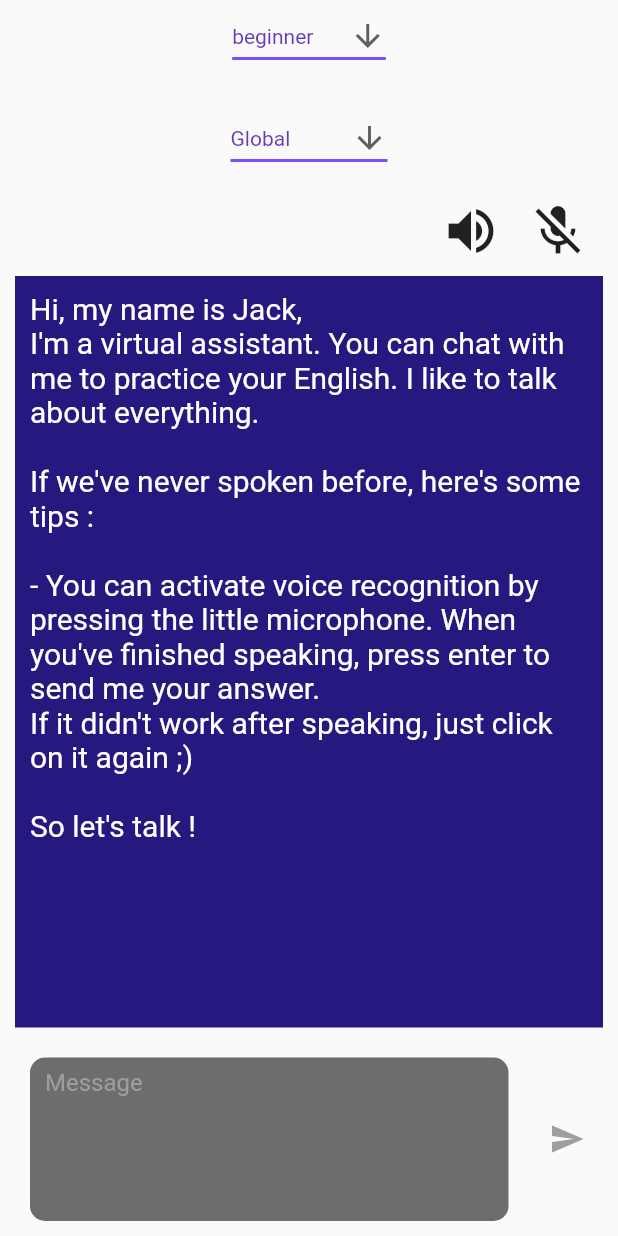
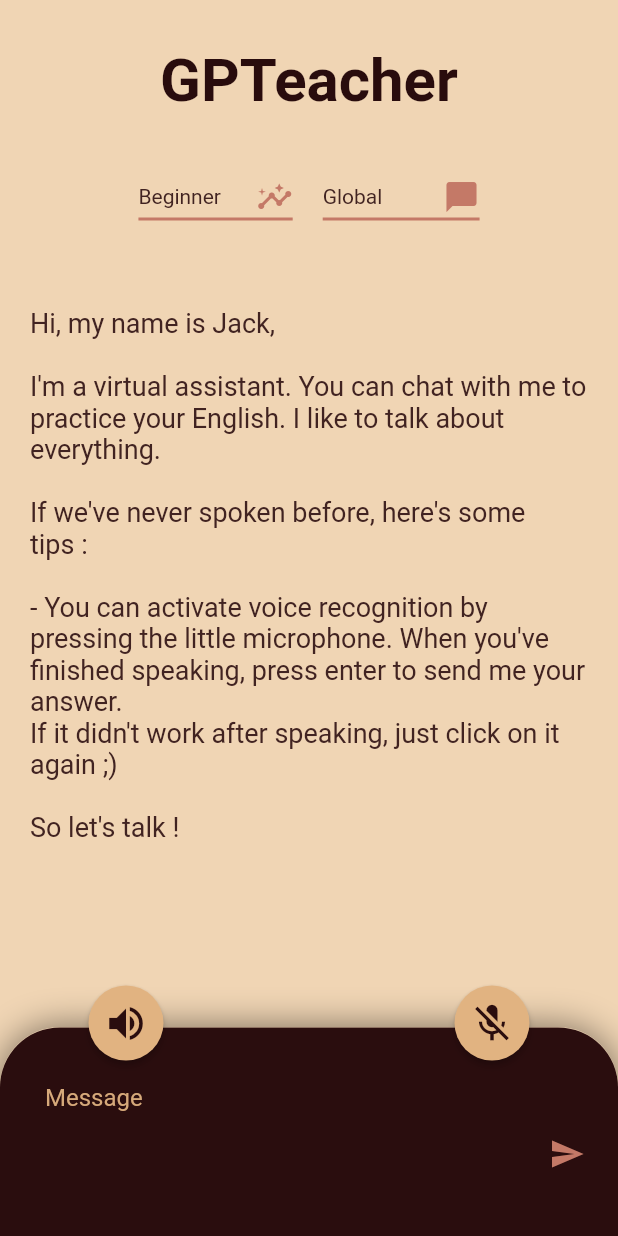
Before and after one commit to Spixz/GPTeacher, a Flutter app: the screen it shows after launch, on a phone screen of 412 x 824 dp. Run offline on Flutter 3.47's test engine with Material 2 defaults, Android fonts, the phone set to English and light mode, and no system bars; our stand-ins replace flutter_riverpod, flutter_tts, get_it, go_router, google_fonts, speech_to_text and 1 more; missing offline and left inert: chat_gpt_sdk, cheetah_flutter, dart_openai, flutter_voice_processor, mixpanel_flutter; Roboto replaces fonts that are missing (Brawler); statements that could not run were skipped.

Commit message:
[MOD] Improve the user UI. [ADD] Add build/web directory for netlify.

```diff
--- a/lib/constants/colors.dart
+++ b/lib/constants/colors.dart
@@ -21,3 +21,17 @@ const blackColor = Color.fromRGBO(0, 0, 0, 1);
 const enabledColor = Color.fromRGBO(87, 227, 0, 1);
 const disabledColor = Color.fromRGBO(255, 255, 255, 0.5);
 const floatingButtonColor = Color.fromRGBO(0, 138, 108, 1);
+
+const secondaryColor = Colors.deepPurpleAccent;
+
+const oldBackgroundColor = Color.fromRGBO(240, 213, 180, 1);
+const oldInputTextBoxColor = Color.fromRGBO(42, 13, 14, 1);
+const oldInputTextColor = Color.fromRGBO(214, 169, 122, 1);
+const oldLineTextColor = Color.fromRGBO(196, 121, 103, 1);
+const oldSendButtonColor = Color.fromRGBO(196, 121, 103, 1);
+const oldButtonColor = Color.fromRGBO(225, 179, 129, 1);
+const oldTextColor = Color.fromRGBO(65, 35, 33, 1);
+const oldTitleColor = Color.fromRGBO(41, 12, 13, 1);
+const oldButtonInternal = Color.fromRGBO(42, 13, 14, 1);
+
+const perfectBlue = Color.fromARGB(255, 54, 77, 108);
--- a/lib/enums/LanguageLevel.dart
+++ b/lib/enums/LanguageLevel.dart
@@ -1,7 +1,7 @@
 enum LanguageLevel {
-  beginner('beginner'),
-  intermediate('intermediate'),
-  expert('expert');
+  beginner('Beginner'),
+  intermediate('Intermediate'),
+  expert('Expert');
 
   const LanguageLevel(this.value);
   final String value;
--- a/lib/features/home/view/components/agent_output.component.dart
+++ b/lib/features/home/view/components/agent_output.component.dart
@@ -1,5 +1,7 @@
 import 'package:flutter/material.dart';
 import 'package:flutter_riverpod/flutter_riverpod.dart';
+import 'package:google_fonts/google_fonts.dart';
+import 'package:gpteacher/constants/colors.dart';
 import 'package:gpteacher/features/home/view_model/home.viewmodel.dart';
 
 class AgentOutput extends ConsumerWidget {
@@ -13,7 +15,6 @@ class AgentOutput extends ConsumerWidget {
         flex: 6,
         child: Container(
             alignment: Alignment.topCenter,
-            color: const Color(0xff25187e),
             margin: const EdgeInsets.all(10),
             child: SingleChildScrollView(
                 controller: ref
@@ -24,10 +25,12 @@ class AgentOutput extends ConsumerWidget {
                 physics: const RangeMaintainingScrollPhysics(),
                 child: Align(
                     alignment: Alignment.topLeft,
-                    child: Text(
-                      ref.watch(homeViewModelProvider).agentOutput,
-                      textAlign: TextAlign.left,
-                      style: const TextStyle(color: Colors.white, fontSize: 20),
-                    )))));
+                    child: Text(ref.watch(homeViewModelProvider).agentOutput,
+                        textAlign: TextAlign.left,
+                        style: GoogleFonts.brawler(
+                            textStyle: const TextStyle(
+                          fontSize: 18,
+                          color: oldTextColor,
+                        )))))));
   }
 }
--- /dev/null
+++ b/lib/features/home/view/components/conversation_parameters.component.dart
@@ -0,0 +1,23 @@
+import 'package:flutter/material.dart';
+import 'package:gpteacher/features/home/view/components/language_level_selector.component.dart';
+import 'package:gpteacher/features/home/view/components/subject_selector.component.dart';
+
+class ConversationParameters extends StatefulWidget {
+  const ConversationParameters({super.key});
+
+  @override
+  State<ConversationParameters> createState() => _ConversationParametersState();
+}
+
+class _ConversationParametersState extends State<ConversationParameters> {
+  @override
+  Widget build(BuildContext context) {
+    return Center(
+      child: Row(mainAxisAlignment: MainAxisAlignment.center, children: [
+        LanguageLevelSelector(),
+        const SizedBox(width: 20),
+        const SubjectSelector(),
+      ]),
+    );
+  }
+}
--- /dev/null
+++ b/lib/features/home/view/components/header.component.dart
@@ -0,0 +1,28 @@
+import 'package:flutter/material.dart';
+import 'package:google_fonts/google_fonts.dart';
+import 'package:gpteacher/constants/colors.dart';
+
+class Header extends StatelessWidget {
+  const Header({super.key});
+
+  @override
+  Widget build(BuildContext context) {
+    return RichText(
+      text: TextSpan(
+        style: GoogleFonts.mateSc(
+            //mateSc notoSerifTelugu
+            textStyle: const TextStyle(
+          fontSize: 40,
+          fontWeight: FontWeight.bold,
+          color: oldTitleColor,
+        )),
+        children: const <TextSpan>[
+          TextSpan(
+            text: 'GPT', /*style: TextStyle(color: secondaryColor)*/
+          ),
+          TextSpan(text: 'eacher'),
+        ],
+      ),
+    );
+  }
+}
--- a/lib/features/home/view/components/language_level_selector.component.dart
+++ b/lib/features/home/view/components/language_level_selector.component.dart
@@ -1,5 +1,6 @@
 import 'package:flutter/material.dart';
 import 'package:flutter_riverpod/flutter_riverpod.dart';
+import 'package:gpteacher/constants/colors.dart';
 import 'package:gpteacher/features/home/view_model/home.viewmodel.dart';
 
 class LanguageLevelSelector extends ConsumerWidget {
@@ -11,12 +12,15 @@ class LanguageLevelSelector extends ConsumerWidget {
 
     return DropdownButton<String>(
       value: ref.watch(homeViewModelProvider).selectedLanguageLevel.toString(),
-      icon: const Icon(Icons.arrow_downward),
+      icon: const Icon(
+        Icons.insights,
+        color: oldLineTextColor,
+      ),
       elevation: 16,
-      style: const TextStyle(color: Colors.deepPurple),
+      style: const TextStyle(color: oldTextColor),
       underline: Container(
         height: 2,
-        color: Colors.deepPurpleAccent,
+        color: oldLineTextColor,
       ),
       onChanged: (String? value) {
         if (value != null) {
--- a/lib/features/home/view/components/prompt_user_message.component.dart
+++ b/lib/features/home/view/components/prompt_user_message.component.dart
@@ -1,6 +1,7 @@
 import 'package:flutter/material.dart';
 import 'package:flutter/services.dart';
 import 'package:flutter_riverpod/flutter_riverpod.dart';
+import 'package:gpteacher/constants/colors.dart';
 import 'package:gpteacher/features/home/view_model/home.viewmodel.dart';
 
 class PromptUserMessage extends ConsumerStatefulWidget {
@@ -58,7 +59,25 @@ class _PromptUserMessageState extends ConsumerState<PromptUserMessage> {
 
     return Container(
       constraints: const BoxConstraints(minHeight: 50, maxHeight: 150),
-      padding: const EdgeInsets.all(10),
+      decoration: BoxDecoration(
+        color: oldInputTextBoxColor,
+        // border: Border.all(color: secondaryColor),
+        boxShadow: [
+          BoxShadow(
+            blurStyle: BlurStyle.outer,
+            color: Colors.black.withOpacity(0.5),
+            // spreadRadius: 1,
+            blurRadius: 20,
+            // offset: Offset(0, 3), // changes position of shadow
+          ),
+        ],
+        borderRadius: const BorderRadius.only(
+          topLeft: Radius.circular(40),
+          topRight: Radius.circular(40),
+          // bottomRight: Radius.circular(20), // Si vous souhaitez arrondir également le coin inférieur droit
+        ),
+      ),
+      padding: const EdgeInsets.only(left: 10, right: 10, top: 30),
       child: Row(
         children: [
           Expanded(
@@ -70,9 +89,10 @@ class _PromptUserMessageState extends ConsumerState<PromptUserMessage> {
                 focusNode: promptFocusNode,
                 keyboardType: TextInputType.multiline,
                 maxLines: 5,
+                style: const TextStyle(color: oldInputTextColor),
                 decoration: const InputDecoration(
                   hintText: "Message",
-                  hintStyle: TextStyle(color: Colors.grey),
+                  hintStyle: TextStyle(color: oldInputTextColor),
                   border: OutlineInputBorder(
                       borderRadius: BorderRadius.all(
                         Radius.circular(10),
@@ -81,7 +101,7 @@ class _PromptUserMessageState extends ConsumerState<PromptUserMessage> {
                           BorderSide(width: 0, style: BorderStyle.none)),
                   contentPadding:
                       EdgeInsets.symmetric(horizontal: 10, vertical: 7),
-                  fillColor: Color.fromARGB(255, 109, 109, 109),
+                  fillColor: oldInputTextBoxColor,
                   filled: true,
                 ),
                 onChanged: (value) {
@@ -109,7 +129,7 @@ class _PromptUserMessageState extends ConsumerState<PromptUserMessage> {
           ),
           IconButton(
               onPressed: askToGpt,
-              icon: const Icon(Icons.send, color: Colors.grey)),
+              icon: const Icon(Icons.send, color: oldSendButtonColor)),
         ],
       ),
     );
--- a/lib/features/home/view/components/subject_selector.component.dart
+++ b/lib/features/home/view/components/subject_selector.component.dart
@@ -1,5 +1,6 @@
 import 'package:flutter/material.dart';
 import 'package:flutter_riverpod/flutter_riverpod.dart';
+import 'package:gpteacher/constants/colors.dart';
 import 'package:gpteacher/features/home/view_model/home.viewmodel.dart';
 
 class SubjectSelector extends ConsumerWidget {
@@ -11,12 +12,15 @@ class SubjectSelector extends ConsumerWidget {
 
     return DropdownButton<String>(
       value: ref.watch(homeViewModelProvider).selectedSubject,
-      icon: const Icon(Icons.arrow_downward),
+      icon: const Icon(
+        Icons.chat_bubble,
+        color: oldLineTextColor,
+      ),
       elevation: 16,
-      style: const TextStyle(color: Colors.deepPurple),
+      style: const TextStyle(color: oldTextColor),
       underline: Container(
         height: 2,
-        color: Colors.deepPurpleAccent,
+        color: oldLineTextColor,
       ),
       onChanged: (String? value) {
         if (value != null) {
--- a/lib/features/home/view/components/voice_tts_controls.component.dart
+++ b/lib/features/home/view/components/voice_tts_controls.component.dart
@@ -1,7 +1,7 @@
 import 'package:flutter/material.dart';
 import 'package:flutter_riverpod/flutter_riverpod.dart';
+import 'package:gpteacher/constants/colors.dart';
 import 'package:gpteacher/features/home/view_model/home.viewmodel.dart';
-import 'package:gpteacher/localization/string_hardcoded.dart';
 
 class VoiceTTSControls extends ConsumerWidget {
   const VoiceTTSControls({super.key});
@@ -11,48 +11,58 @@ class VoiceTTSControls extends ConsumerWidget {
     final state = ref.watch(homeViewModelProvider);
 
     return Row(
-      mainAxisAlignment: MainAxisAlignment.end,
+      mainAxisAlignment: MainAxisAlignment.center,
       children: [
-        IconButton(
-          icon: (state.ttsEnabled)
-              ? const Icon(
-                  Icons.volume_up,
-                  size: 40,
-                )
-              : const Icon(
-                  Icons.volume_off,
-                  size: 40,
-                ),
-          tooltip: (state.ttsEnabled)
-              ? 'Disable voice synthesis'.hardcoded
-              : 'Enable voice synthesis'.hardcoded,
+        ElevatedButton(
+          style: ElevatedButton.styleFrom(
+            shape: const CircleBorder(),
+            padding: const EdgeInsets.all(10),
+            backgroundColor: oldButtonColor, // <-- Button color
+            // foregroundColor: Colors.red, // <-- Splash color
+          ),
           onPressed: () {
             ref
                 .read(homeViewModelProvider.notifier)
                 .changeTTSState(!state.ttsEnabled);
           },
+          child: (state.ttsEnabled)
+              ? const Icon(
+                  Icons.volume_up,
+                  size: 30,
+                  color: oldButtonInternal,
+                )
+              : const Icon(
+                  Icons.volume_off,
+                  size: 30,
+                  color: oldButtonInternal,
+                ),
         ),
-        const SizedBox(width: 10),
-        IconButton(
-          icon: (state.isListeningAudio)
+        const SizedBox(width: 180),
+        // const SizedBox(width: 20),
+        ElevatedButton(
+          style: ElevatedButton.styleFrom(
+            shape: const CircleBorder(),
+            padding: const EdgeInsets.all(10),
+            backgroundColor: oldButtonColor, // <-- Button color
+            // foregroundColor: Colors.red, // <-- Splash color
+          ),
+          child: (state.isListeningAudio)
               ? const Icon(
                   Icons.keyboard_voice,
-                  size: 40,
+                  size: 30,
+                  color: oldButtonInternal,
                 )
               : const Icon(
                   Icons.mic_off,
-                  size: 40,
+                  size: 30,
+                  color: oldButtonInternal,
                 ),
-          tooltip: (state.isListeningAudio)
-              ? 'Disable voice recognition'.hardcoded
-              : 'Enable voice recognition'.hardcoded,
           onPressed: () {
             ref
                 .read(homeViewModelProvider.notifier)
                 .changeAudioRecordingState(!state.isListeningAudio);
           },
         ),
-        const SizedBox(width: 20),
       ],
     );
   }
--- a/lib/features/home/view/home.view.dart
+++ b/lib/features/home/view/home.view.dart
@@ -1,10 +1,11 @@
 import 'package:flutter/material.dart';
 import 'package:flutter_riverpod/flutter_riverpod.dart';
+import 'package:gpteacher/constants/colors.dart';
 import 'package:gpteacher/features/get_int_injector.dart';
 import 'package:gpteacher/features/home/view/components/agent_output.component.dart';
-import 'package:gpteacher/features/home/view/components/language_level_selector.component.dart';
+import 'package:gpteacher/features/home/view/components/conversation_parameters.component.dart';
+import 'package:gpteacher/features/home/view/components/header.component.dart';
 import 'package:gpteacher/features/home/view/components/prompt_user_message.component.dart';
-import 'package:gpteacher/features/home/view/components/subject_selector.component.dart';
 import 'package:gpteacher/features/home/view/components/voice_tts_controls.component.dart';
 import 'package:mixpanel_flutter/mixpanel_flutter.dart';
 
@@ -29,19 +30,28 @@ class _HomeViewState extends ConsumerState<HomeView> {
     var size = MediaQuery.of(context).size;
 
     return Scaffold(
+      backgroundColor: oldBackgroundColor,
       body: SafeArea(
         child: Center(
           child: SizedBox(
             height: size.height,
             child: Column(
-              children: const [
-                LanguageLevelSelector(),
-                SizedBox(height: 20),
-                SubjectSelector(),
-                SizedBox(height: 10),
-                VoiceTTSControls(),
-                AgentOutput(),
-                PromptUserMessage()
+              children: [
+                const SizedBox(height: 30),
+                const Header(),
+                const SizedBox(height: 30),
+                const ConversationParameters(),
+                const SizedBox(height: 30),
+                // VoiceTTSControls(),
+                const AgentOutput(),
+                Stack(
+                    clipBehavior: Clip.none,
+                    alignment: Alignment.center,
+                    children: const [
+                      PromptUserMessage(),
+                      Positioned(
+                          top: -28, child: VoiceTTSControls()),
+                    ])
               ],
             ),
           ),
--- a/lib/features/home/view_model/home.state.dart
+++ b/lib/features/home/view_model/home.state.dart
@@ -23,7 +23,7 @@ class HomeState {
     required this.ttsEnabled,
     required this.isListeningAudio,
     this.agentOutput =
-        "Hi, my name is Jack,\nI'm a virtual assistant. You can chat with me to"
+        "Hi, my name is Jack,\n\nI'm a virtual assistant. You can chat with me to"
             " practice your English. I like to talk about everything.\n\n"
             "If we've never spoken before, here's some tips :\n\n"
             "- You can activate voice recognition by pressing the little microphone. "
--- a/pubspec.yaml
+++ b/pubspec.yaml
@@ -42,6 +42,8 @@ dependencies:
   chat_gpt_sdk: ^2.1.2
   dart_openai: ^1.9.91
   mixpanel_flutter: ^2.1.1
+  dropdown_button2: ^2.1.3
+  google_fonts: ^4.0.4
 
 dev_dependencies:
   flutter_test:
```
Also changed, not shown: pubspec.lock, 26 other files.
